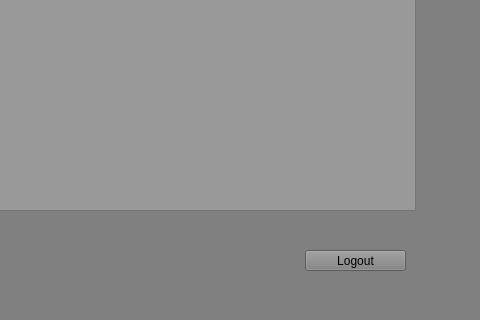
First picture: the form in dashboard.ui, repository vain3219/463_project, before the edit; both pictures show x 725 to 1205 and y 440 to 760 of the 1205 by 760 pixel window.
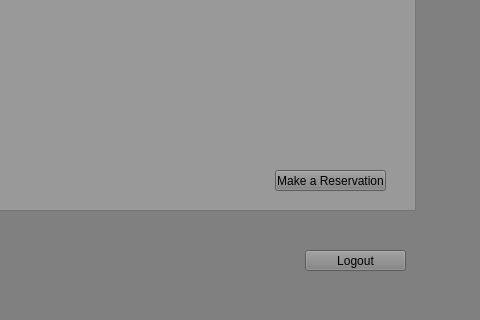
Second picture: the form after the edit.

Commit message: Setup for reservations in capability 2

```diff
--- a/dashboard.ui
+++ b/dashboard.ui
@@ -415,6 +415,19 @@
        <string>No</string>
       </property>
      </widget>
+     <widget class="QPushButton" name="makeRes">
+      <property name="geometry">
+       <rect>
+        <x>1000</x>
+        <y>630</y>
+        <width>111</width>
+        <height>21</height>
+       </rect>
+      </property>
+      <property name="text">
+       <string>Make a Reservation</string>
+      </property>
+     </widget>
     </widget>
     <widget class="QWidget" name="DBViewPage">
      <widget class="QTableView" name="DataTable">
```
The commit also changes 5 other files.
